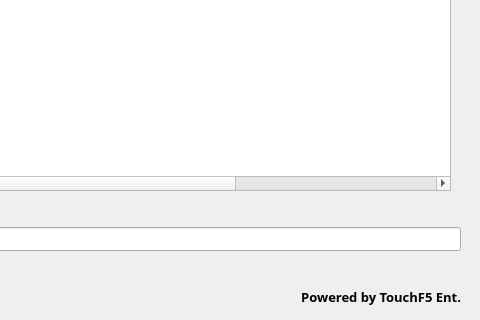
Qt form ui/UploadScrapper.ui (git-dave/ndr_utility) before a commit; both pictures show x 850 to 1330 and y 380 to 700 of the 1330 by 700 pixel window.
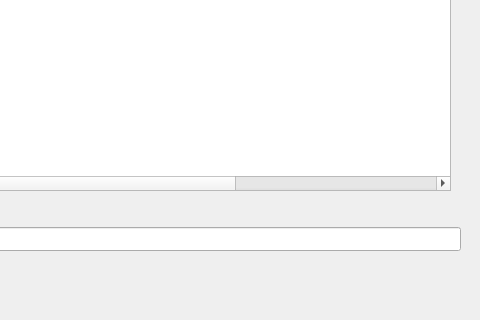
The same form after that commit. Icons and pictures are not drawn.

What changed in the file:
```diff
--- a/ui/UploadScrapper.ui
+++ b/ui/UploadScrapper.ui
@@ -343,35 +343,6 @@
      <enum>Qt::Horizontal</enum>
     </property>
    </widget>
-   <widget class="QLabel" name="lbl_poweredby">
-    <property name="geometry">
-     <rect>
-      <x>1100</x>
-      <y>657</y>
-      <width>211</width>
-      <height>40</height>
-     </rect>
-    </property>
-    <property name="font">
-     <font>
-      <family>VictorMono Nerd Font Mono</family>
-      <pointsize>10</pointsize>
-      <bold>true</bold>
-     </font>
-    </property>
-    <property name="layoutDirection">
-     <enum>Qt::RightToLeft</enum>
-    </property>
-    <property name="text">
-     <string>Powered by TouchF5 Ent.</string>
-    </property>
-    <property name="alignment">
-     <set>Qt::AlignRight|Qt::AlignTrailing|Qt::AlignVCenter</set>
-    </property>
-    <property name="openExternalLinks">
-     <bool>false</bool>
-    </property>
-   </widget>
    <widget class="QProgressBar" name="pgb_processing">
     <property name="enabled">
      <bool>true</bool>
```
Left out of the diff: 2 changed lines with no effect on the pictures.
